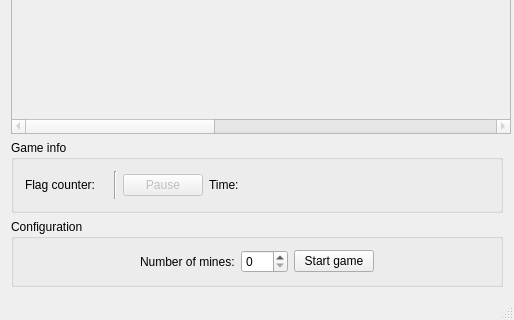
pavolmarak/minesweeper, file mines.ui: the form before one commit; both pictures show x 0 to 514 and y 407 to 727 of the 514 by 727 pixel window.
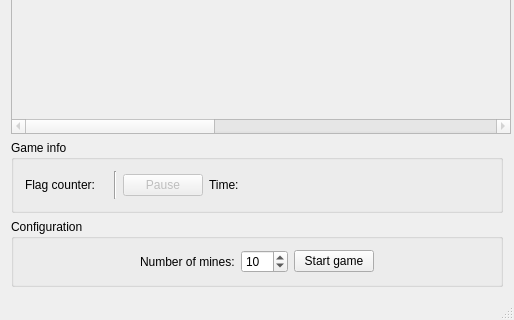
The form after the commit. Custom widgets are drawn as their Qt base class.

Commit message: Small change in GUI, set the default number of mines to 10.

The edit to the form file:
```diff
--- a/mines.ui
+++ b/mines.ui
@@ -362,7 +362,7 @@
               <number>100</number>
              </property>
              <property name="value">
-              <number>0</number>
+              <number>10</number>
              </property>
             </widget>
            </item>
```
